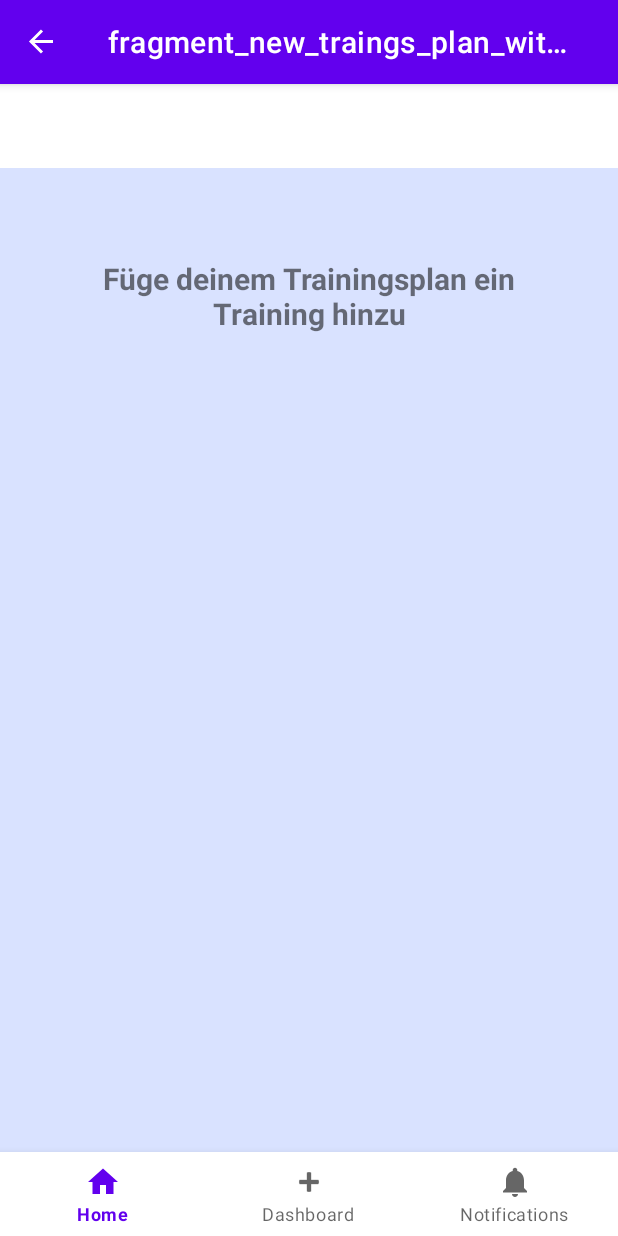
After one commit to Louiz7007/FitnessApp, an Android app: the NewTraingsPlanWithTrainingFragment screen opened through its navigation route, on a phone screen of 412 x 824 dp. The commit adds this screen. Run offline under Robolectric (Android 15) with nearby library versions, the phone set to English and light mode, and no system bars; our stand-ins replace navigation-ui.

Commit message:
TrainingsPlan Wizard

```diff
--- /dev/null
+++ b/app/src/main/java/com/example/fitnessapp/NewTraingsPlanWithTrainingFragment.java
@@ -0,0 +1,64 @@
+package com.example.fitnessapp;
+
+import android.os.Bundle;
+
+import androidx.fragment.app.Fragment;
+
+import android.view.LayoutInflater;
+import android.view.View;
+import android.view.ViewGroup;
+
+/**
+ * A simple {@link Fragment} subclass.
+ * Use the {@link NewTraingsPlanWithTrainingFragment#newInstance} factory method to
+ * create an instance of this fragment.
+ */
+public class NewTraingsPlanWithTrainingFragment extends Fragment {
+
+    // TODO: Rename parameter arguments, choose names that match
+    // the fragment initialization parameters, e.g. ARG_ITEM_NUMBER
+    private static final String ARG_PARAM1 = "param1";
+    private static final String ARG_PARAM2 = "param2";
+
+    // TODO: Rename and change types of parameters
+    private String mParam1;
+    private String mParam2;
+
+    public NewTraingsPlanWithTrainingFragment() {
+        // Required empty public constructor
+    }
+
+    /**
+     * Use this factory method to create a new instance of
+     * this fragment using the provided parameters.
+     *
+     * @param param1 Parameter 1.
+     * @param param2 Parameter 2.
+     * @return A new instance of fragment NewTraingsPlanWithTrainingFragment.
+     */
+    // TODO: Rename and change types and number of parameters
+    public static NewTraingsPlanWithTrainingFragment newInstance(String param1, String param2) {
+        NewTraingsPlanWithTrainingFragment fragment = new NewTraingsPlanWithTrainingFragment();
+        Bundle args = new Bundle();
+        args.putString(ARG_PARAM1, param1);
+        args.putString(ARG_PARAM2, param2);
+        fragment.setArguments(args);
+        return fragment;
+    }
+
+    @Override
+    public void onCreate(Bundle savedInstanceState) {
+        super.onCreate(savedInstanceState);
+        if (getArguments() != null) {
+            mParam1 = getArguments().getString(ARG_PARAM1);
+            mParam2 = getArguments().getString(ARG_PARAM2);
+        }
+    }
+
+    @Override
+    public View onCreateView(LayoutInflater inflater, ViewGroup container,
+                             Bundle savedInstanceState) {
+        // Inflate the layout for this fragment
+        return inflater.inflate(R.layout.fragment_new_traings_plan_with_training, container, false);
+    }
+}
--- /dev/null
+++ b/app/src/main/res/layout/fragment_new_traings_plan_with_training.xml
@@ -0,0 +1,42 @@
+<?xml version="1.0" encoding="utf-8"?>
+<FrameLayout xmlns:android="http://schemas.android.com/apk/res/android"
+    xmlns:tools="http://schemas.android.com/tools"
+    android:layout_width="match_parent"
+    android:layout_height="match_parent"
+    android:background="@android:color/system_accent1_100"
+    tools:context=".NewTraingsPlanWithTrainingFragment">
+
+    <!-- TODO: Update blank fragment layout -->
+    <LinearLayout
+        android:layout_width="match_parent"
+        android:layout_height="match_parent"
+        android:layout_marginLeft="30dp"
+        android:layout_marginTop="30dp"
+        android:layout_marginRight="30dp"
+        android:orientation="vertical">
+
+        <TextView
+            android:id="@+id/textView"
+            android:layout_width="match_parent"
+            android:layout_height="wrap_content"
+            android:layout_marginTop="30dp"
+            android:text="@string/new_training_plan_add_msg"
+            android:textAlignment="center"
+            android:textSize="20sp"
+            android:textStyle="bold" />
+
+        <ListView
+            android:layout_width="match_parent"
+            android:layout_height="match_parent"
+            android:layout_marginTop="10dp"
+            android:layout_marginBottom="200dp" />
+
+        <Button
+            android:id="@+id/write_Training_to_DB_btn"
+            android:layout_width="match_parent"
+            android:layout_height="77dp"
+            android:text="Button" />
+
+    </LinearLayout>
+
+</FrameLayout>
--- a/app/src/main/res/navigation/mobile_navigation.xml
+++ b/app/src/main/res/navigation/mobile_navigation.xml
@@ -17,9 +17,6 @@
         android:label="@string/title_dashboard"
         tools:layout="@layout/fragment_dashboard" >
         <action
-            android:id="@+id/action_navigation_dashboard_to_newTrainingFragment"
-            app:destination="@id/newTrainingFragment" />
-        <action
             android:id="@+id/action_navigation_dashboard_to_newTrainingPlanFragment"
             app:destination="@id/newTrainingPlanFragment" />
     </fragment>
@@ -35,13 +32,17 @@
         android:label="activity_profile"
         tools:layout="@layout/activity_profile" />
     <fragment
-        android:id="@+id/newTrainingFragment"
-        android:name="com.example.fitnessapp.ui.dashboard.NewTrainingFragment"
-        android:label="Neues Training"
-        tools:layout="@layout/fragment_new_training" />
-    <fragment
         android:id="@+id/newTrainingPlanFragment"
         android:name="com.example.fitnessapp.ui.dashboard.NewTrainingPlanFragment"
         android:label="Neuer Trainingsplan"
-        tools:layout="@layout/fragment_new_training_plan" />
+        tools:layout="@layout/fragment_new_training_plan" >
+        <action
+            android:id="@+id/action_newTrainingPlanFragment_to_newTraingsPlanWithTrainingFragment"
+            app:destination="@id/newTraingsPlanWithTrainingFragment" />
+    </fragment>
+    <fragment
+        android:id="@+id/newTraingsPlanWithTrainingFragment"
+        android:name="com.example.fitnessapp.NewTraingsPlanWithTrainingFragment"
+        android:label="fragment_new_traings_plan_with_training"
+        tools:layout="@layout/fragment_new_traings_plan_with_training" />
 </navigation>
--- a/app/src/main/res/values/strings.xml
+++ b/app/src/main/res/values/strings.xml
@@ -41,5 +41,6 @@
     <string name="hello_blank_fragment">Hello blank fragment</string>
     <string name="new_training_program_msg">Geben Sie einen Namen für ihr persönliches Trainingsprogramm ein:</string>
     <string name="weiter">Weiter</string>
+    <string name="new_training_plan_add_msg">Füge deinem Trainingsplan ein Training hinzu</string>
 
 </resources>
```
